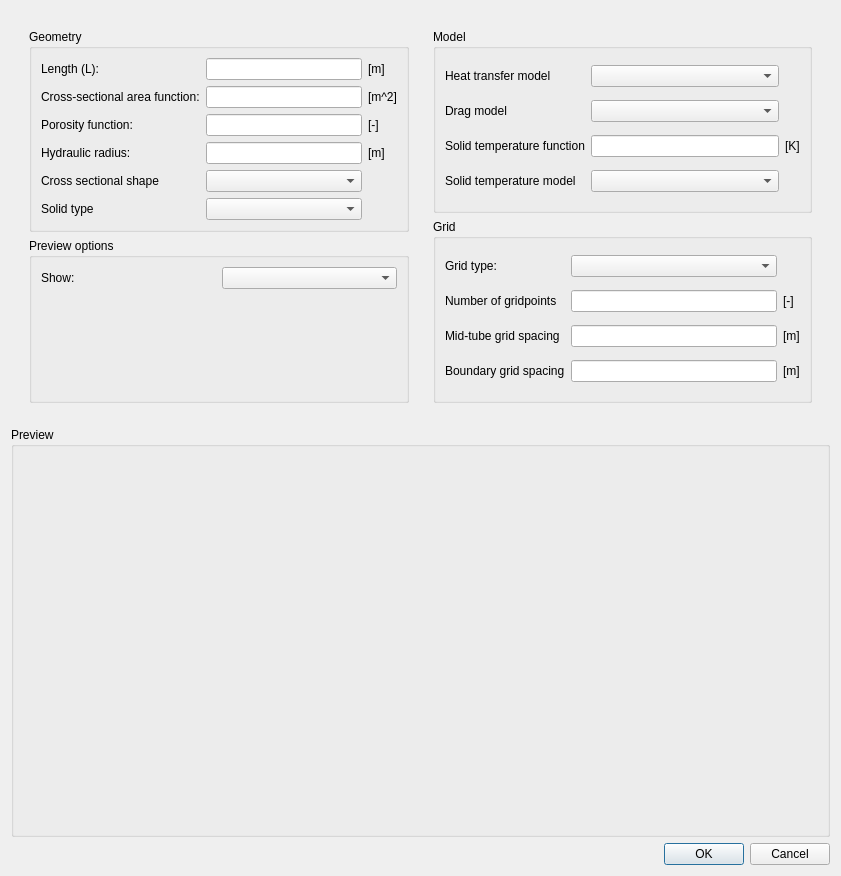
Qt form src/gui/add_duct_dialog.ui (asceenl/tasmet) before a commit.
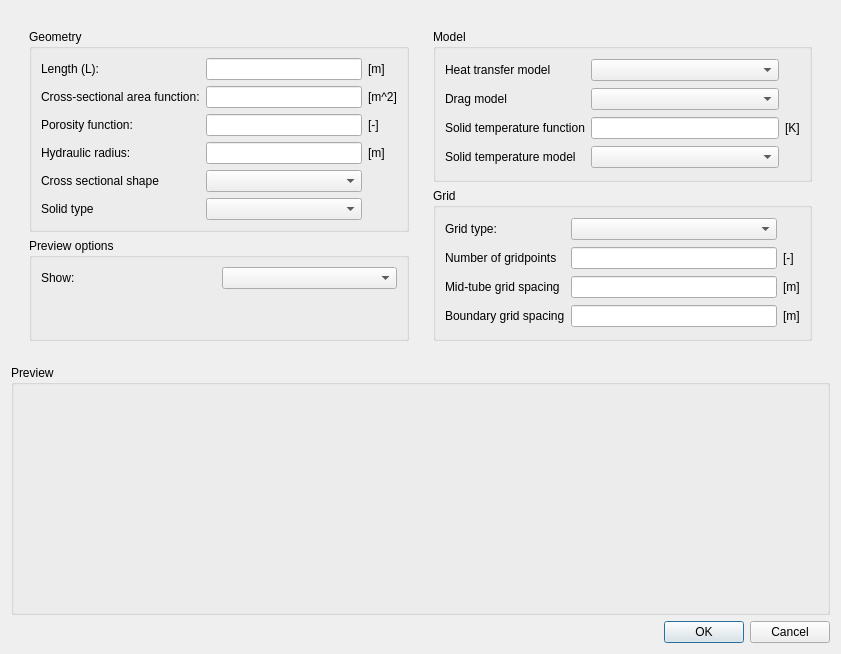
The same form after that commit. Custom widgets are drawn as their Qt base class.

What changed in the file:
```diff
--- a/src/gui/add_duct_dialog.ui
+++ b/src/gui/add_duct_dialog.ui
@@ -7,7 +7,7 @@
     <x>0</x>
     <y>0</y>
     <width>841</width>
-    <height>876</height>
+    <height>654</height>
    </rect>
   </property>
   <property name="windowTitle">
```
